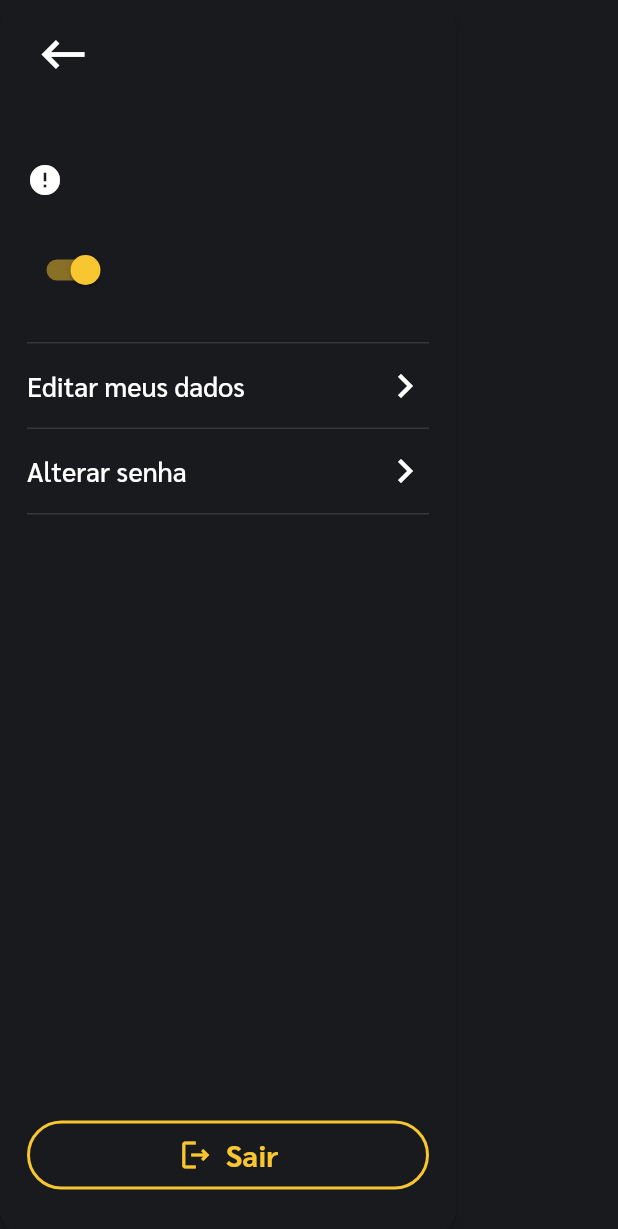
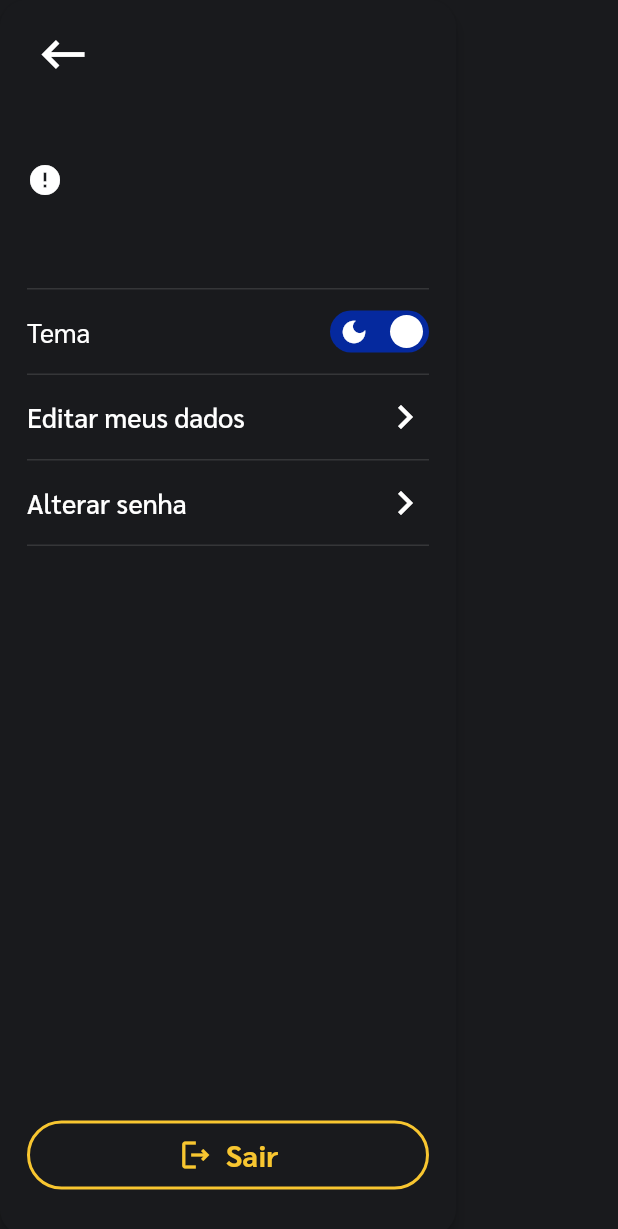
Before and after one commit to GabrielDimaa/my_gift_app, a Flutter app: the ConfigDrawer widget shown alone on an empty page, opened directly, on a phone screen of 412 x 824 dp. Shown: the top 1229 px of the screen. Run offline on Flutter 3.47's test engine with Material 2 defaults, Android fonts, the phone set to English and light mode, and no system bars; drawn by our look-alikes of cached_network_image; our stand-ins replace cloud_firestore, dotted_border, firebase_auth, firebase_core, firebase_storage, flutter_svg and 4 more; accounts and stored records are empty; network calls fail; statements that could not run were skipped.

Commit message:
Criado componente customizado para switch

```diff
--- /dev/null
+++ b/lib/layers/presentation/ui/components/switch_custom.dart
@@ -0,0 +1,78 @@
+import 'package:flutter/material.dart';
+
+class SwitchCustom extends StatefulWidget {
+  final bool active;
+  final IconData activeIcon;
+  final IconData inactiveIcon;
+  final Color activeColor;
+  final Color inactiveColor;
+  final void Function(bool value) onChanged;
+
+  const SwitchCustom({
+    Key? key,
+    required this.active,
+    required this.activeIcon,
+    required this.inactiveIcon,
+    required this.onChanged,
+    required this.activeColor,
+    required this.inactiveColor,
+  }) : super(key: key);
+
+  @override
+  State<SwitchCustom> createState() => _SwitchCustomState();
+}
+
+class _SwitchCustomState extends State<SwitchCustom> {
+  late bool _active;
+
+  @override
+  void initState() {
+    _active = widget.active;
+    super.initState();
+  }
+
+  @override
+  Widget build(BuildContext context) {
+    return InkWell(
+      borderRadius: BorderRadius.circular(24),
+      onTap: () {
+        setState(() => _active = !_active);
+        Future.delayed(const Duration(milliseconds: 400), () => widget.onChanged.call(_active));
+      },
+      child: SizedBox(
+        height: 28,
+        width: 66,
+        child: Stack(
+          alignment: _active ? Alignment.centerRight : Alignment.centerLeft,
+          children: [
+            Ink(
+              decoration: BoxDecoration(
+                borderRadius: BorderRadius.circular(24),
+                color: _active ? widget.activeColor : widget.inactiveColor,
+              ),
+              child: Padding(
+                padding: const EdgeInsets.symmetric(horizontal: 6),
+                child: Align(
+                  alignment: _active ? Alignment.centerLeft : Alignment.centerRight,
+                  child: Icon(_active ? widget.activeIcon : widget.inactiveIcon, size: 20, color: Colors.white),
+                ),
+              ),
+            ),
+            Padding(
+              padding: const EdgeInsets.symmetric(horizontal: 4),
+              child: AnimatedAlign(
+                alignment: _active ? Alignment.centerRight : Alignment.centerLeft,
+                duration: const Duration(milliseconds: 500),
+                curve: Curves.fastOutSlowIn,
+                child: const CircleAvatar(
+                  backgroundColor: Colors.white,
+                  radius: 11,
+                ),
+              ),
+            ),
+          ],
+        ),
+      ),
+    );
+  }
+}
--- a/lib/layers/presentation/ui/pages/config/config_drawer.dart
+++ b/lib/layers/presentation/ui/pages/config/config_drawer.dart
@@ -7,6 +7,7 @@ import '../../../../../monostates/user_global.dart';
 import '../../../../domain/entities/user_entity.dart';
 import '../../components/padding/padding_default.dart';
 import '../../components/sized_box_default.dart';
+import '../../components/switch_custom.dart';
 
 class ConfigDrawer extends StatefulWidget {
   const ConfigDrawer({Key? key}) : super(key: key);
@@ -72,16 +73,30 @@ class _ConfigDrawerState extends State<ConfigDrawer> {
                   ),
                 ],
               ),
-              Switch(
-                value: AppTheme.theme.value == ThemeMode.dark,
-                onChanged: (value) {
-                  AppTheme.theme.value = value ? ThemeMode.dark : ThemeMode.light;
-                },
-              ),
-              const SizedBoxDefault(2),
+              const SizedBoxDefault(3),
               Expanded(
                 child: ListView(
                   children: [
+                    const Divider(thickness: 1, height: 1),
+                    ListTile(
+                      contentPadding: EdgeInsets.zero,
+                      title: Row(
+                        mainAxisAlignment: MainAxisAlignment.spaceBetween,
+                        children: [
+                          Text("Tema", style: textTheme.bodyText1),
+                          SwitchCustom(
+                            activeColor: colorScheme.primary,
+                            inactiveColor: colorScheme.secondary,
+                            activeIcon: Icons.dark_mode,
+                            inactiveIcon: Icons.light_mode,
+                            active: AppTheme.theme.value == ThemeMode.dark,
+                            onChanged: (value) {
+                              AppTheme.theme.value = value ? ThemeMode.dark : ThemeMode.light;
+                            },
+                          ),
+                        ],
+                      ),
+                    ),
                     const Divider(thickness: 1, height: 1),
                     _listTile(
                       label: R.string.editMyData,
```
Also changed, not shown: 1 other file.
